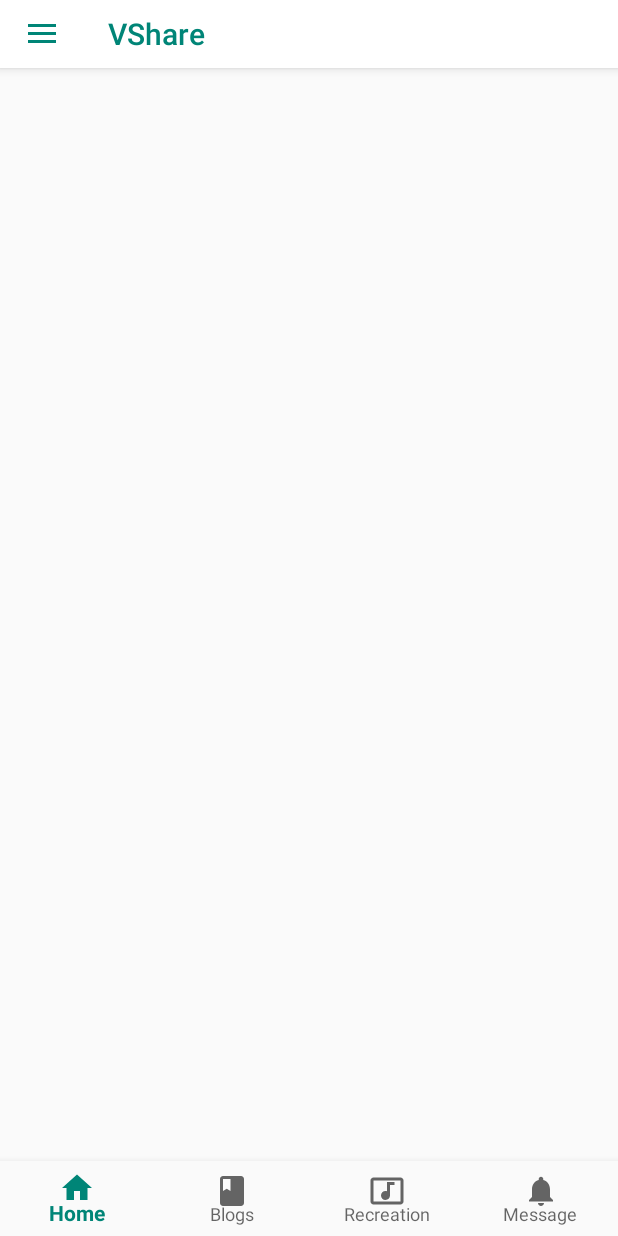
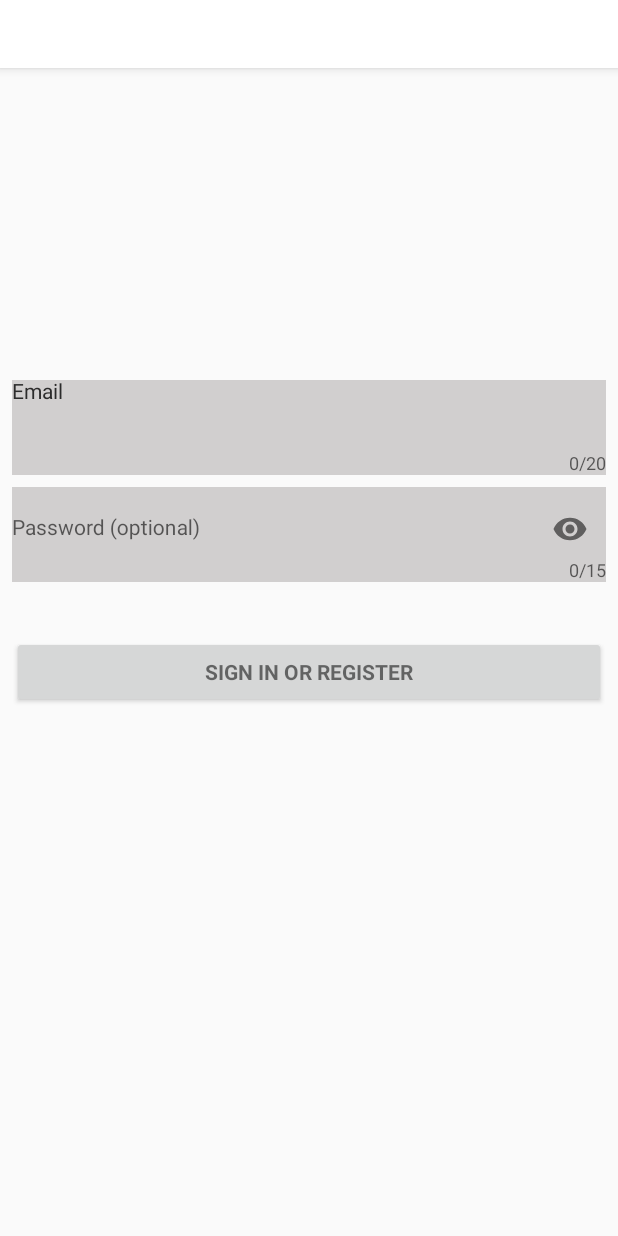
Before and after one commit to Leeeg/VShare, an Android app: the screen it shows after launch (MainActivity before the commit, LoginActivity after it), on a phone screen of 412 x 824 dp. Run offline under Robolectric (Android 15) with nearby library versions, the phone set to English and light mode, and no system bars; our stand-ins replace data binding; 1 statement that could not run was skipped.

Commit message:
添加登陆界面

```diff
--- a/app/src/main/java/lee/com/vshare/ui/activity/LoginActivity.java
+++ b/app/src/main/java/lee/com/vshare/ui/activity/LoginActivity.java
@@ -1,6 +1,12 @@
 package lee.com.vshare.ui.activity;
 
+import android.os.Bundle;
+
+import androidx.annotation.Nullable;
+import androidx.fragment.app.FragmentManager;
+import lee.com.vshare.R;
 import lee.com.vshare.ui.BaseActivity;
+import lee.com.vshare.ui.fragment.LoginFragment;
 
 /**
  * CreateDate：18-12-28 on 下午7:26
@@ -8,4 +14,32 @@ import lee.com.vshare.ui.BaseActivity;
  * Coder: lee
  */
 public class LoginActivity extends BaseActivity {
+
+    private FragmentManager fragmentManager;
+
+    @Override
+    protected void onCreate(@Nullable Bundle savedInstanceState) {
+        super.onCreate(savedInstanceState);
+        setContentView(R.layout.activity_login);
+
+        fragmentManager = getSupportFragmentManager();
+
+        loadFragment(savedInstanceState);
+    }
+
+    /**
+     * 加载默认Fragment
+     *
+     * @param savedInstanceState
+     */
+    private void loadFragment(Bundle savedInstanceState) {
+        if (savedInstanceState == null) {
+            LoginFragment fragment = LoginFragment.newInstance();
+            fragmentManager
+                    .beginTransaction()
+                    .add(R.id.fragment_container, fragment, LoginFragment.TAG)
+                    .commit();
+        }
+    }
+
 }
--- /dev/null
+++ b/app/src/main/java/lee/com/vshare/ui/fragment/LoginFragment.java
@@ -0,0 +1,49 @@
+package lee.com.vshare.ui.fragment;
+
+import android.os.Bundle;
+import android.os.Environment;
+import android.view.LayoutInflater;
+import android.view.View;
+import android.view.ViewGroup;
+
+import androidx.annotation.NonNull;
+import androidx.annotation.Nullable;
+import androidx.databinding.DataBindingUtil;
+import lee.com.vshare.R;
+import lee.com.vshare.databinding.FragmentLoginBinding;
+import lee.com.vshare.ui.BaseFragment;
+
+/**
+ * CreateDate：19-1-10 on 下午3:15
+ * Describe:
+ * Coder: lee
+ */
+public class LoginFragment extends BaseFragment {
+
+    public static final String TAG = "LoginFragment";
+
+    private FragmentLoginBinding mBinding;
+
+    public static LoginFragment newInstance() {
+        final LoginFragment fragment = new LoginFragment();
+        final Bundle args = new Bundle();
+        fragment.setArguments(args);
+        return fragment;
+    }
+
+    @Override
+    public void onActivityCreated(@Nullable Bundle savedInstanceState) {
+        super.onActivityCreated(savedInstanceState);
+    }
+
+    @Nullable
+    @Override
+    public View onCreateView(@NonNull LayoutInflater inflater, @Nullable ViewGroup container, @Nullable Bundle savedInstanceState) {
+
+        mBinding = DataBindingUtil.inflate(inflater, R.layout.fragment_login, container, false);
+
+        return mBinding.getRoot();
+
+    }
+
+}
--- a/app/src/main/res/layout/activity_login.xml
+++ b/app/src/main/res/layout/activity_login.xml
@@ -1,78 +1,33 @@
 <?xml version="1.0" encoding="utf-8"?>
 <LinearLayout xmlns:android="http://schemas.android.com/apk/res/android"
+    xmlns:app="http://schemas.android.com/apk/res-auto"
     xmlns:tools="http://schemas.android.com/tools"
     android:layout_width="match_parent"
     android:layout_height="match_parent"
-    android:gravity="center_horizontal"
     android:orientation="vertical"
-    android:paddingLeft="@dimen/activity_horizontal_margin"
-    android:paddingTop="@dimen/activity_vertical_margin"
-    android:paddingRight="@dimen/activity_horizontal_margin"
-    android:paddingBottom="@dimen/activity_vertical_margin"
     tools:context=".ui.activity.LoginActivity">
 
-    <!-- Login progress -->
-    <ProgressBar
-        android:id="@+id/login_progress"
-        style="?android:attr/progressBarStyleLarge"
-        android:layout_width="wrap_content"
+    <com.google.android.material.appbar.AppBarLayout
+        android:id="@+id/app_bar"
+        android:layout_width="match_parent"
         android:layout_height="wrap_content"
-        android:layout_marginBottom="8dp"
-        android:visibility="gone" />
+        android:theme="@style/AppTheme.AppBarOverlay">
 
-    <ScrollView
-        android:id="@+id/login_form"
+        <androidx.appcompat.widget.Toolbar
+            android:id="@+id/toolbar"
+            android:layout_width="match_parent"
+            android:layout_height="@dimen/tool_bar_height"
+            android:background="@android:color/white"
+            android:theme="@style/AppTheme.AppBarOverlay"
+            app:popupTheme="@style/AppTheme.PopupOverlay"/>
+
+    </com.google.android.material.appbar.AppBarLayout>
+
+    <FrameLayout
+        android:id="@+id/fragment_container"
         android:layout_width="match_parent"
         android:layout_height="match_parent">
 
-        <LinearLayout
-            android:id="@+id/email_login_form"
-            android:layout_width="match_parent"
-            android:layout_height="wrap_content"
-            android:orientation="vertical">
+    </FrameLayout>
 
-            <android.support.design.widget.TextInputLayout
-                android:layout_width="match_parent"
-                android:layout_height="wrap_content">
-
-                <AutoCompleteTextView
-                    android:id="@+id/email"
-                    android:layout_width="match_parent"
-                    android:layout_height="wrap_content"
-                    android:hint="@string/prompt_email"
-                    android:inputType="textEmailAddress"
-                    android:maxLines="1"
-                    android:singleLine="true" />
-
-            </android.support.design.widget.TextInputLayout>
-
-            <android.support.design.widget.TextInputLayout
-                android:layout_width="match_parent"
-                android:layout_height="wrap_content">
-
-                <EditText
-                    android:id="@+id/password"
-                    android:layout_width="match_parent"
-                    android:layout_height="wrap_content"
-                    android:hint="@string/prompt_password"
-                    android:imeActionId="6"
-                    android:imeActionLabel="@string/action_sign_in_short"
-                    android:imeOptions="actionUnspecified"
-                    android:inputType="textPassword"
-                    android:maxLines="1"
-                    android:singleLine="true" />
-
-            </android.support.design.widget.TextInputLayout>
-
-            <Button
-                android:id="@+id/email_sign_in_button"
-                style="?android:textAppearanceSmall"
-                android:layout_width="match_parent"
-                android:layout_height="wrap_content"
-                android:layout_marginTop="16dp"
-                android:text="@string/action_sign_in"
-                android:textStyle="bold" />
-
-        </LinearLayout>
-    </ScrollView>
 </LinearLayout>
--- /dev/null
+++ b/app/src/main/res/layout/fragment_login.xml
@@ -0,0 +1,90 @@
+<?xml version="1.0" encoding="utf-8"?>
+<layout xmlns:android="http://schemas.android.com/apk/res/android"
+    xmlns:app="http://schemas.android.com/apk/res-auto"
+    xmlns:bind="http://schemas.android.com/tools">
+
+    <data>
+
+    </data>
+
+    <ScrollView
+        android:id="@+id/login_form"
+        android:layout_width="match_parent"
+        android:layout_height="match_parent">
+
+        <LinearLayout
+            android:id="@+id/email_login_form"
+            android:layout_width="match_parent"
+            android:layout_height="wrap_content"
+            android:layout_margin="@dimen/safe_spacing"
+            android:orientation="vertical">
+
+            <ImageView
+                android:layout_width="@dimen/dp_100"
+                android:layout_height="@dimen/dp_100"
+                android:layout_gravity="center_horizontal"
+                android:layout_marginTop="@dimen/dp_50"
+                bind:showImgCircle="@{@drawable/icon}" />
+
+            <com.google.android.material.textfield.TextInputLayout
+                android:layout_width="match_parent"
+                android:layout_height="wrap_content"
+                android:layout_marginTop="@dimen/dp_50"
+                android:background="@color/editGray"
+                app:counterEnabled="true"
+                app:counterMaxLength="20"
+                app:counterOverflowTextAppearance="@style/overAppearance"
+                app:errorTextAppearance="@style/errorAppearance"
+                app:hintTextAppearance="@style/hintAppearance">
+
+                <EditText
+                    android:id="@+id/email"
+                    style="@style/EditStyle"
+                    android:layout_width="match_parent"
+                    android:layout_height="@dimen/dp_30"
+                    android:hint="@string/prompt_email"
+                    android:inputType="textEmailAddress"
+                    android:maxLines="1"
+                    android:singleLine="true" />
+
+            </com.google.android.material.textfield.TextInputLayout>
+
+            <com.google.android.material.textfield.TextInputLayout
+                android:layout_width="match_parent"
+                android:layout_height="wrap_content"
+                android:layout_marginTop="@dimen/safe_spacing"
+                android:background="@color/editGray"
+                app:counterEnabled="true"
+                app:counterMaxLength="15"
+                app:counterOverflowTextAppearance="@style/overAppearance"
+                app:errorTextAppearance="@style/errorAppearance"
+                app:hintTextAppearance="@style/hintAppearance"
+                app:passwordToggleEnabled="true">
+
+                <EditText
+                    android:id="@+id/password"
+                    style="@style/EditStyle"
+                    android:layout_width="match_parent"
+                    android:layout_height="@dimen/dp_30"
+                    android:hint="@string/prompt_password"
+                    android:imeActionId="6"
+                    android:imeActionLabel="@string/action_sign_in_short"
+                    android:imeOptions="actionUnspecified"
+                    android:inputType="textPassword"
+                    android:maxLines="1"
+                    android:singleLine="true" />
+
+            </com.google.android.material.textfield.TextInputLayout>
+
+            <Button
+                android:id="@+id/email_sign_in_button"
+                style="?android:textAppearanceSmall"
+                android:layout_width="match_parent"
+                android:layout_height="wrap_content"
+                android:layout_marginTop="@dimen/dp_36"
+                android:text="@string/action_sign_in"
+                android:textStyle="bold" />
+
+        </LinearLayout>
+    </ScrollView>
+</layout>
--- a/app/src/main/res/values/colors.xml
+++ b/app/src/main/res/values/colors.xml
@@ -11,4 +11,9 @@
     <color name="primaryTitle">#008577</color>
 
     <color name="lineGray">#757575</color>
+    <color name="editGray">#D1CFCF</color>
+    <color name="textBlack">#2B2B2B</color>
+    <color name="textGray">#A0A0A0</color>
+    <color name="textGreen">#008577</color>
+    <color name="textRed">#FF0000</color>
 </resources>
--- a/app/src/main/res/values/dimens.xml
+++ b/app/src/main/res/values/dimens.xml
@@ -8,6 +8,7 @@
     <dimen name="tool_bar_height">45dp</dimen>
     <dimen name="bottom_nav_height">50dp</dimen>
 
+    <dimen name="safe_spacing">8dp</dimen>
 
 
 
@@ -73,6 +74,8 @@
     <dimen name="dp_59">59dp</dimen>
     <dimen name="dp_60">60dp</dimen>
 
+    <dimen name="dp_100">100dp</dimen>
+
 
 
     <dimen name="title_txt_main">18dp</dimen>
--- a/app/src/main/res/values/styles.xml
+++ b/app/src/main/res/values/styles.xml
@@ -1,4 +1,4 @@
-<resources>
+<resources xmlns:tools="http://schemas.android.com/tools">
 
     <!-- Base application theme. -->
     <style name="AppTheme" parent="Theme.AppCompat.Light.DarkActionBar">
@@ -25,4 +25,24 @@
         <item name="android:textColorPrimary">@color/primaryTitle</item>
     </style>>
 
+    <!--TextInputLayout-->
+    <!-- 设置提示文字样式 -->
+    <style name="hintAppearance" parent="TextAppearance.AppCompat">
+        <item name="android:textColor">@color/textBlack</item>
+    </style>
+    <!-- 设置超出长度提示文字样式 -->
+    <style name="overAppearance" parent="TextAppearance.AppCompat">
+        <item name="android:textColor">@color/textRed</item>
+    </style>
+    <!-- 设置错误提示文字样式 -->
+    <style name="errorAppearance" parent="TextAppearance.AppCompat">
+        <item name="android:textColor">@color/textRed</item>
+    </style>
+    <!--Edit-->
+    <style name="EditStyle" parent="TextAppearance.AppCompat">
+        <item name="android:background">@android:color/transparent</item>
+        <item name="android:textColor">@color/textBlack</item>
+        <item name="android:gravity">center_vertical</item>
+    </style>
+
 </resources>
```
Also changed, not shown: app/src/main/AndroidManifest.xml (+14 -2 lines), app/src/main/java/lee/com/vshare/binding/CustomAttribute.java (+21 -10 lines), app/src/main/res/layout/item_blogs.xml (+12 -12 lines), app/src/main/res/drawable-hdpi/ic_blog_author_16.png (renamed from app/src/main/res/mipmap-hdpi/ic_blog_author_16.png), app/src/main/res/drawable-hdpi/ic_blog_browse_16.png (renamed from app/src/main/res/mipmap-hdpi/ic_blog_browse_16.png), app/src/main/res/drawable-hdpi/ic_blog_share_16.png (renamed from app/src/main/res/mipmap-hdpi/ic_blog_share_16.png), app/src/main/res/drawable-hdpi/ic_blog_tap_16.png (renamed from app/src/main/res/mipmap-hdpi/ic_blog_tap_16.png), app/src/main/res/drawable-hdpi/ic_blog_time_16.png (renamed from app/src/main/res/mipmap-hdpi/ic_blog_time_16.png), app/src/main/res/drawable-hdpi/icon.jpg (renamed from app/src/main/res/mipmap-hdpi/icon.jpg).
